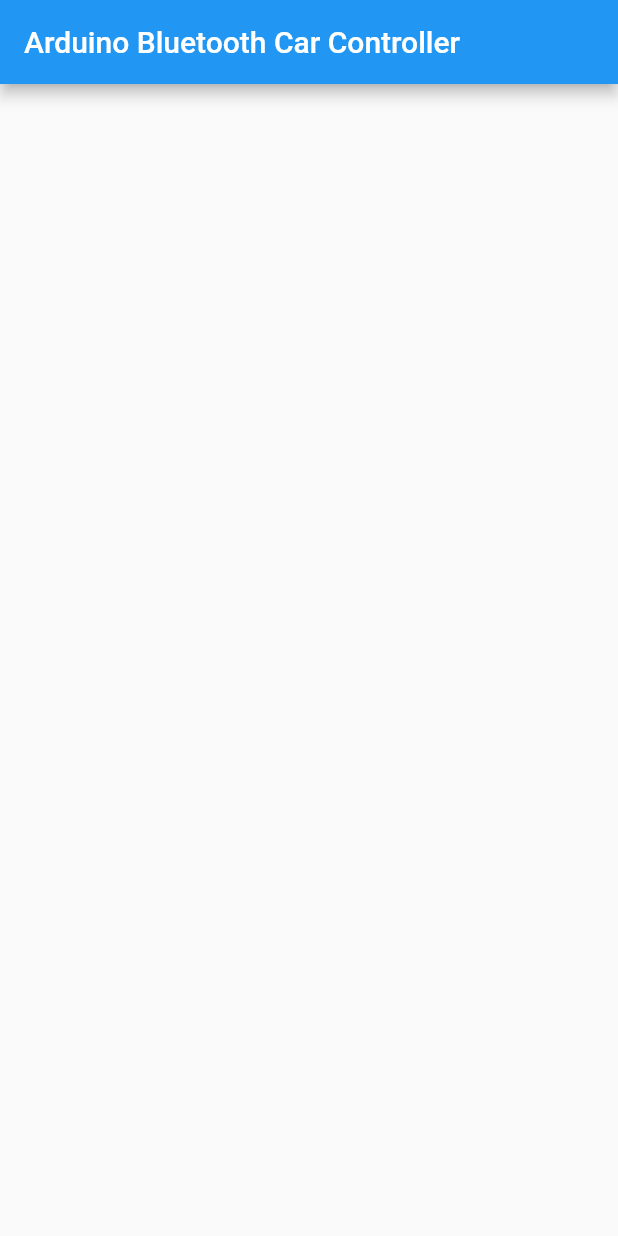
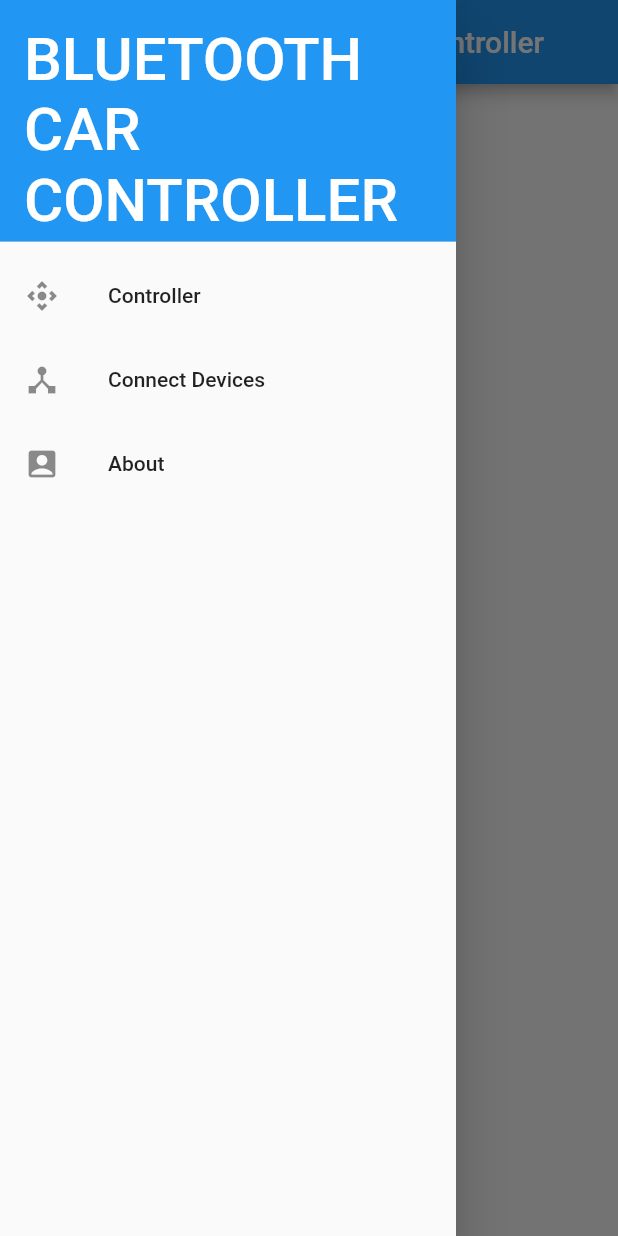
Before and after one commit to waleedrehman31/Bluetooth_Car_App, a Flutter app: the screen it shows after launch, with the side drawer open (before the commit the screen has no drawer), on a phone screen of 412 x 824 dp. Run offline on Flutter 3.47's test engine with Material 2 defaults, Android fonts, the phone set to English and light mode, and no system bars; missing offline and left inert: dart:html.

Commit message:
:sparkles: adding home and aboutus page :sparkles:

```diff
--- /dev/null
+++ b/lib/about.dart
@@ -0,0 +1,27 @@
+import 'package:flutter/material.dart';
+
+class About extends StatefulWidget {
+  const About({Key? key}) : super(key: key);
+
+  @override
+  State<About> createState() => _AboutState();
+}
+
+class _AboutState extends State<About> {
+  @override
+  Widget build(BuildContext context) {
+    return Scaffold(
+      appBar: AppBar(
+        title: const Text('Second Route'),
+      ),
+      body: Column(
+        children: const <Widget>[
+          Padding(
+            padding: EdgeInsets.all(8.0),
+            child: Text("ABOUT US"),
+          ),
+        ],
+      ),
+    );
+  }
+}
--- a/lib/home.dart
+++ b/lib/home.dart
@@ -1,3 +1,8 @@
+// ignore_for_file: prefer_const_constructors
+
+import 'dart:html';
+
+import 'package:arduino_blue_car/about.dart';
 import 'package:flutter/material.dart';
 
 class Home extends StatefulWidget {
@@ -13,8 +18,54 @@
   @override
   Widget build(BuildContext context) {
     return Scaffold(
+      drawer: Drawer(
+        child: ListView(
+          // ignore: prefer_const_literals_to_create_immutables
+
+          children: [
+            const DrawerHeader(
+              decoration: BoxDecoration(
+                color: Colors.blue,
+              ),
+              child: Text(
+                'BLUETOOTH CAR CONTROLLER APP',
+                style: TextStyle(fontSize: 40, color: Colors.white),
+              ),
+            ),
+            ListTile(
+              leading: Icon(Icons.control_camera),
+              title: Text('Controller'),
+              onTap: () {
+                // Update the state of the app.
+                // ...
+              },
+            ),
+            ListTile(
+              leading: Icon(Icons.device_hub),
+              title: Text('Connect Devices'),
+              onTap: () {
+                // Update the state of the app.
+                // ...
+              },
+            ),
+            ListTile(
+              leading: Icon(Icons.account_box),
+              title: Text('About'),
+              onTap: () {
+                Navigator.push(
+                  context,
+                  MaterialPageRoute(builder: (context) => About()),
+                );
+              },
+            ),
+          ],
+        ),
+      ),
       appBar: AppBar(
         title: Text(widget.title),
+      ),
+      body: Column(
+        children: const <Widget>[Text("Hello")],
       ),
     );
   }
```
